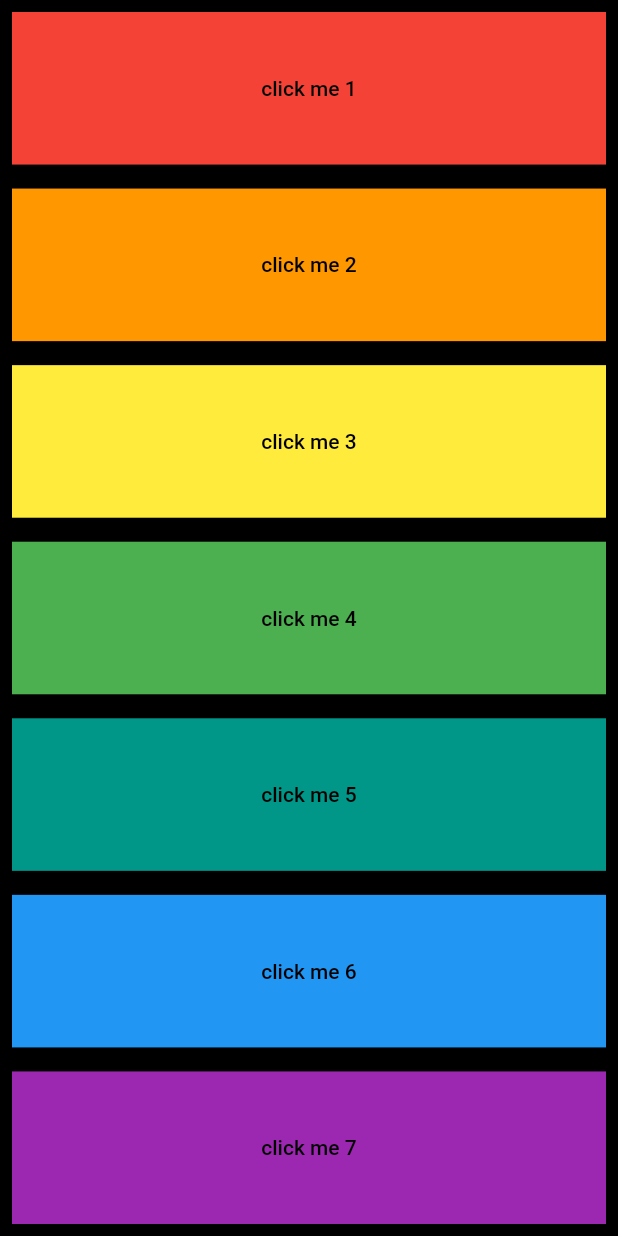
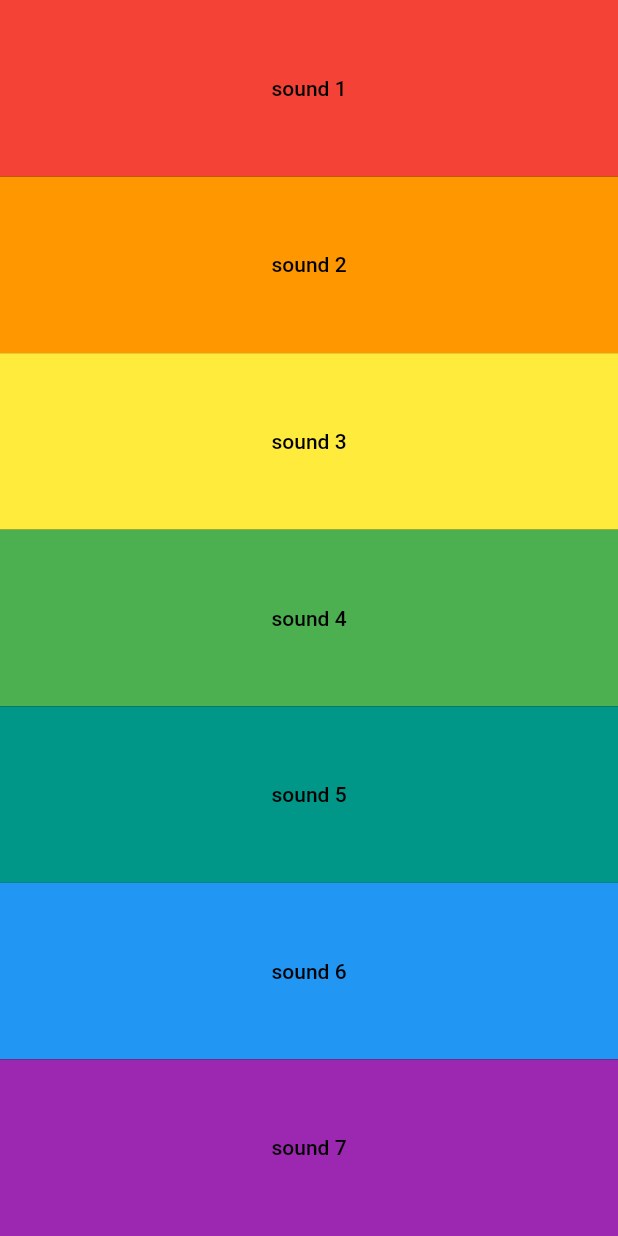
Before and after one commit to Joel-Nickson/xylophone_flutter, a Flutter app: the screen it shows after launch, on a phone screen of 412 x 824 dp. Run offline on Flutter 3.47's test engine with Material 2 defaults, Android fonts, the phone set to English and light mode, and no system bars; our stand-ins replace audioplayers.

Commit message:
update color to fit the textButton

```diff
--- a/lib/main.dart
+++ b/lib/main.dart
@@ -22,18 +22,18 @@
     Colors.purple
   ];
 
-  Expanded playerAu(int num) {
-    return Expanded(
-      child: TextButton(
-        onPressed: () {
-          // final player = AudioCache();
-          player.play('note${num + 1}.wav');
-        },
-        child: Container(
-          color: audioColors[num],
+  Widget playerAu(int num) {
+    return Flexible(
+      child: Container(
+        color: audioColors[num],
+        child: TextButton(
+          onPressed: () {
+            // final player = AudioCache();
+            player.play('note${num + 1}.wav');
+          },
           child: Center(
             child: Text(
-              'click me ${num + 1}',
+              'sound ${num + 1}',
               style: const TextStyle(color: Colors.black),
             ),
           ),
```
